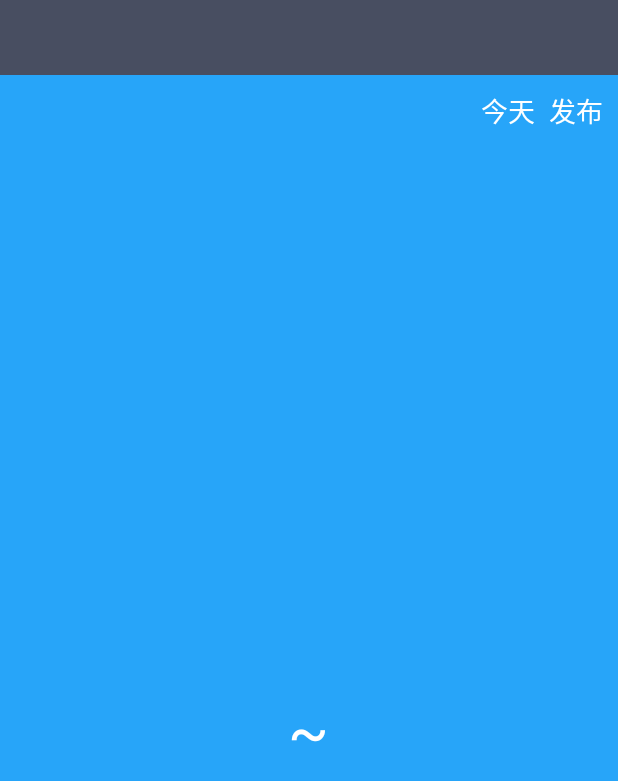
After one commit to phoenix6111/YakerWeather, an Android app: the WeatherActivity screen opened directly, with no data from a screen before it, on a phone screen of 412 x 824 dp. The commit adds this screen. Shown: the top 781 px of the screen. Run offline under Robolectric (Android 15) with nearby library versions, the phone set to English and light mode, and no system bars.

Commit message:
add show weather info

```diff
--- a/app/build.gradle
+++ b/app/build.gradle
@@ -1,7 +1,7 @@
 apply plugin: 'com.android.application'
 
 android {
-    compileSdkVersion 23
+    compileSdkVersion 15
     buildToolsVersion "23.0.2"
 
     defaultConfig {
--- a/app/src/main/AndroidManifest.xml
+++ b/app/src/main/AndroidManifest.xml
@@ -5,6 +5,7 @@
     android:versionName="1.0">
     <uses-permission android:name="android.permission.INTERNET"/>
     <application
+        android:name=".util.MyApplication"
         android:allowBackup="true"
         android:icon="@mipmap/ic_launcher"
         android:label="@string/app_name"
@@ -19,6 +20,7 @@
                 <category android:name="android.intent.category.LAUNCHER"/>
             </intent-filter>
         </activity>
+        <activity android:name=".activity.WeatherActivity"/>
     </application>
 
 </manifest>
--- /dev/null
+++ b/app/src/main/java/wanghaisheng/com/yakerweather/activity/WeatherActivity.java
@@ -0,0 +1,167 @@
+package wanghaisheng.com.yakerweather.activity;
+
+import android.app.Activity;
+import android.content.SharedPreferences;
+import android.os.Bundle;
+import android.preference.PreferenceManager;
+import android.text.TextUtils;
+import android.view.View;
+import android.view.Window;
+import android.widget.Button;
+import android.widget.LinearLayout;
+import android.widget.TextView;
+
+import wanghaisheng.com.yakerweather.R;
+import wanghaisheng.com.yakerweather.util.HttpCallbackListener;
+import wanghaisheng.com.yakerweather.util.HttpUtil;
+import wanghaisheng.com.yakerweather.util.MyApplication;
+import wanghaisheng.com.yakerweather.util.Utility;
+
+/**
+ * Created by sheng on 2015/12/6.
+ */
+public class WeatherActivity extends Activity implements View.OnClickListener{
+    private LinearLayout weatherInfoLayout;
+
+    /**
+     * 显示城市名
+     */
+    private TextView cityNameText;
+    /**
+     * 发布时间
+     */
+    private TextView publishTimeText;
+    /**
+     * 用于显示天气描述信息
+     */
+    private TextView weatherDespText;
+    /**
+     * 显示最低温度
+     */
+    private TextView temp1Text;
+    /**
+     * 显示最高温度
+     */
+    private TextView temp2Text;
+    /**
+     * 显示当前日期
+     */
+    private TextView currentDateText;
+    /**
+     * 切换城市按钮
+     */
+    private Button switchCityBtn;
+    /**
+     * 刷新天气按钮
+     */
+    private Button refreshWeatherBtn;
+
+    @Override
+    protected void onCreate(Bundle savedInstanceState) {
+        super.onCreate(savedInstanceState);
+        requestWindowFeature(Window.FEATURE_NO_TITLE);
+        setContentView(R.layout.weather_layout);
+
+        weatherInfoLayout = (LinearLayout) findViewById(R.id.weather_info_layout);
+        cityNameText = (TextView) findViewById(R.id.city_name);
+        publishTimeText = (TextView) findViewById(R.id.publish_text);
+        weatherDespText = (TextView) findViewById(R.id.weather_desp);
+        temp1Text = (TextView) findViewById(R.id.temp1);
+        temp2Text = (TextView) findViewById(R.id.temp2);
+        currentDateText = (TextView) findViewById(R.id.current_date);
+
+        String countyCode = getIntent().getStringExtra("county_code");
+
+        if(!TextUtils.isEmpty(countyCode)) {
+            //有County Code时就查询天气
+            publishTimeText.setText("同步中。。。");
+            weatherInfoLayout.setVisibility(View.INVISIBLE);
+            cityNameText.setVisibility(View.INVISIBLE);
+            queryWeatherCode(countyCode);
+        } else {
+            //没有county code时就显示本地天气
+            showWeather();
+        }
+    }
+
+    @Override
+    public void onClick(View v) {
+
+    }
+
+    /**
+     *查询县级代号所对应的天气代号。
+     * @param countyCode
+     */
+    private void queryWeatherCode(String countyCode) {
+        String address = "http://www.weather.com.cn/data/list3/city" +
+                countyCode + ".xml";
+
+        queryFromServer(address,"countyCode");
+    }
+
+    /**
+     * 查询天气代号所对应的天气
+     * @param weatherCode
+     */
+    private void queryWeatherInfo(String weatherCode) {
+        String address = "http://www.weather.com.cn/data/cityinfo/" +
+                weatherCode + ".html";
+        queryFromServer(address,"weatherCode");
+    }
+
+    /**
+     * 根据传入的地址和类型去向服务器查询天气代号或者天气信息。
+     * @param address
+     * @param type
+     */
+    private void queryFromServer(final String address,final String type) {
+        HttpUtil.sendHttpRequest(address, new HttpCallbackListener() {
+            @Override
+            public void onFinish(String response) {
+                if ("countyCode".equals(type)) {
+                    String[] arrs = response.split("\\|");
+                    if (null != arrs && arrs.length == 2) {
+                        String weatherCode = arrs[1];
+                        //获取到weatherCode 然后查询WeatherInfo
+                        queryWeatherInfo(weatherCode);
+                    }
+                } else if ("weatherCode".equals(type)) {
+                    Utility.handleWeatherResponse(MyApplication.getContext(), response);
+
+                    runOnUiThread(new Runnable() {
+                        @Override
+                        public void run() {
+                            showWeather();
+                        }
+                    });
+                }
+            }
+
+            @Override
+            public void onError(Exception e) {
+                runOnUiThread(new Runnable() {
+                    @Override
+                    public void run() {
+                        publishTimeText.setText("同步失败！");
+                    }
+                });
+            }
+        });
+    }
+
+    /**
+     * 从SharedPreferences文件中读取存储的天气信息，并显示到界面上。
+     */
+    private void showWeather() {
+        SharedPreferences refs = PreferenceManager.getDefaultSharedPreferences(MyApplication.getContext());
+        cityNameText.setText(refs.getString("city_name",""));
+        temp1Text.setText(refs.getString("temp1",""));
+        temp2Text.setText(refs.getString("temp2",""));
+        weatherDespText.setText(refs.getString("weather_desp",""));
+        publishTimeText.setText("今天 "+refs.getString("publish_time","")+" 发布");
+        currentDateText.setText(refs.getString("current_date",""));
+        weatherInfoLayout.setVisibility(View.VISIBLE);
+        cityNameText.setVisibility(View.VISIBLE);
+    }
+}
--- a/app/src/main/java/wanghaisheng/com/yakerweather/db/YakerWeatherDB.java
+++ b/app/src/main/java/wanghaisheng/com/yakerweather/db/YakerWeatherDB.java
@@ -71,7 +71,7 @@ public class YakerWeatherDB {
      * @return
      */
     public List<Province> loadProvinces(){
-        List<Province> provinceList = new ArrayList<>();
+        List<Province> provinceList = new ArrayList<Province>();
         Cursor cursor = db.query("Province",null,null,null,null,null,null);
         if(cursor.moveToFirst()) {
             do{
@@ -106,7 +106,7 @@ public class YakerWeatherDB {
      * @return
      */
     public List<City> loadCities(int provinceId) {
-        List<City> cityList = new ArrayList<>();
+        List<City> cityList = new ArrayList<City>();
         Cursor cursor = db.query("City",null,"province_id=?",new String[]{String.valueOf(provinceId)},null,null,null);
         if(cursor.moveToFirst()){
             do {
@@ -144,7 +144,7 @@ public class YakerWeatherDB {
      * @return
      */
     public List<County> loadCounties(int cityId){
-        List<County> countyList = new ArrayList<>();
+        List<County> countyList = new ArrayList<County>();
         Cursor cursor = db.query("County",null,"city_id=?",new String[]{String.valueOf(cityId)},null,null,null);
 
         if(cursor.moveToFirst()){
--- /dev/null
+++ b/app/src/main/java/wanghaisheng/com/yakerweather/util/MyApplication.java
@@ -0,0 +1,20 @@
+package wanghaisheng.com.yakerweather.util;
+
+import android.app.Application;
+import android.content.Context;
+
+/**
+ * Created by sheng on 2015/12/6.
+ */
+public class MyApplication extends Application {
+    private static Context context;
+
+    @Override
+    public void onCreate() {
+        context = getApplicationContext();
+    }
+
+    public static Context getContext() {
+        return context;
+    }
+}
--- /dev/null
+++ b/app/src/main/res/layout/weather_layout.xml
@@ -0,0 +1,88 @@
+<?xml version="1.0" encoding="utf-8"?>
+<LinearLayout xmlns:android="http://schemas.android.com/apk/res/android"
+    android:layout_width="match_parent"
+    android:layout_height="match_parent"
+    android:orientation="vertical">
+    <!--title view-->
+    <RelativeLayout
+        android:layout_width="match_parent"
+        android:layout_height="50dp"
+        android:background="#484e61">
+        <TextView
+            android:id="@+id/city_name"
+            android:layout_width="wrap_content"
+            android:layout_height="wrap_content"
+            android:layout_centerInParent="true"
+            android:textColor="#ffffff"
+            android:textSize="24sp"/>
+    </RelativeLayout>
+
+    <RelativeLayout
+        android:layout_width="match_parent"
+        android:layout_height="0dp"
+        android:layout_weight="1"
+        android:background="#27a5f9">
+        <TextView
+            android:id="@+id/publish_text"
+            android:layout_width="wrap_content"
+            android:layout_height="wrap_content"
+            android:layout_alignParentRight="true"
+            android:layout_marginRight="10dp"
+            android:layout_marginTop="10dp"
+            android:textColor="#ffffff"
+            android:textSize="18sp"/>
+
+        <LinearLayout
+            android:id="@+id/weather_info_layout"
+            android:layout_width="wrap_content"
+            android:layout_height="wrap_content"
+            android:layout_centerInParent="true"
+            android:orientation="vertical">
+            <TextView
+                android:id="@+id/current_date"
+                android:layout_width="wrap_content"
+                android:layout_height="40dp"
+                android:gravity="center"
+                android:textColor="#fff"
+                android:textSize="18sp"/>
+            <TextView
+                android:id="@+id/weather_desp"
+                android:layout_width="wrap_content"
+                android:layout_height="60dp"
+                android:layout_gravity="center_horizontal"
+                android:gravity="center"
+                android:textColor="#ffffff"
+                android:textSize="40sp"/>
+            <LinearLayout
+                android:layout_width="wrap_content"
+                android:layout_height="60dp"
+                android:layout_gravity="center_horizontal"
+                android:orientation="horizontal">
+                <TextView
+                    android:id="@+id/temp1"
+                    android:layout_width="wrap_content"
+                    android:layout_height="wrap_content"
+                    android:layout_gravity="center_vertical"
+                    android:textColor="#fff"
+                    android:textSize="40sp" />
+                <TextView
+                    android:layout_width="wrap_content"
+                    android:layout_height="wrap_content"
+                    android:layout_gravity="center_vertical"
+                    android:layout_marginLeft="10dp"
+                    android:layout_marginRight="10dp"
+                    android:text="~"
+                    android:textColor="#fff"
+                    android:textSize="40sp"/>
+                <TextView
+                    android:id="@+id/temp2"
+                    android:layout_width="wrap_content"
+                    android:layout_height="wrap_content"
+                    android:layout_gravity="center_vertical"
+                    android:textColor="#fff"
+                    android:textSize="40sp" />
+            </LinearLayout>
+        </LinearLayout>
+    </RelativeLayout>
+
+</LinearLayout>
```
Also changed, not shown: app/src/main/java/wanghaisheng/com/yakerweather/activity/ChooseAreaActivity.java (+21 -2 lines), app/src/main/java/wanghaisheng/com/yakerweather/util/LogUtil.java (added, +43 -0 lines), app/src/main/java/wanghaisheng/com/yakerweather/util/Utility.java (+61 -0 lines), 2 other files.
